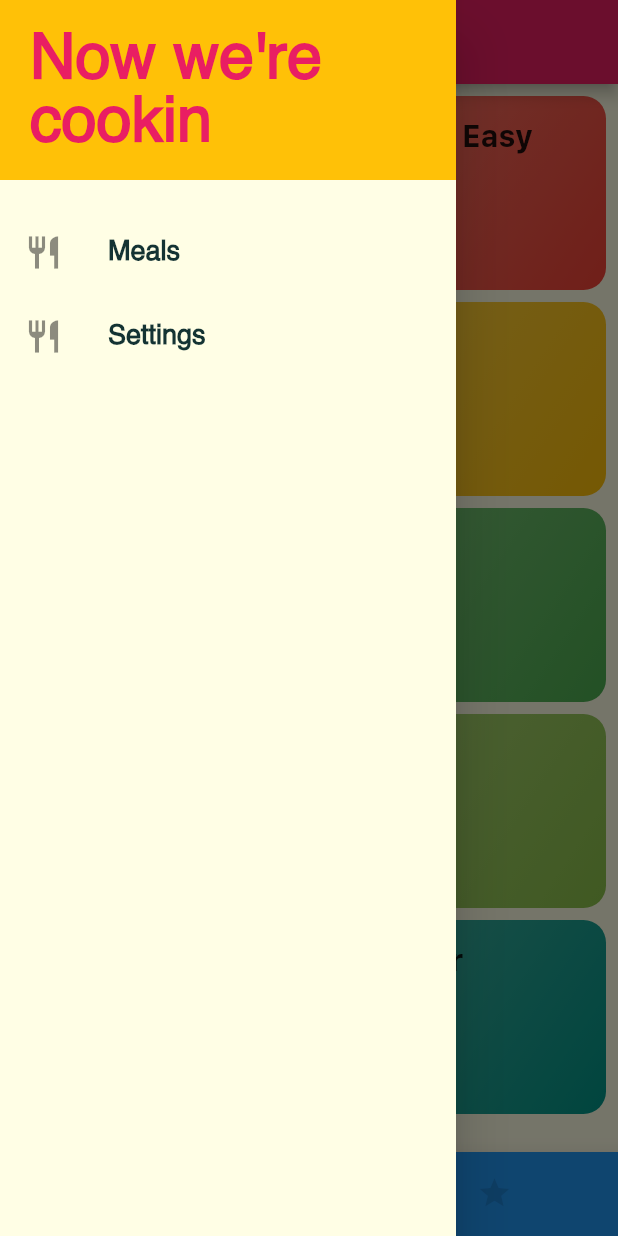
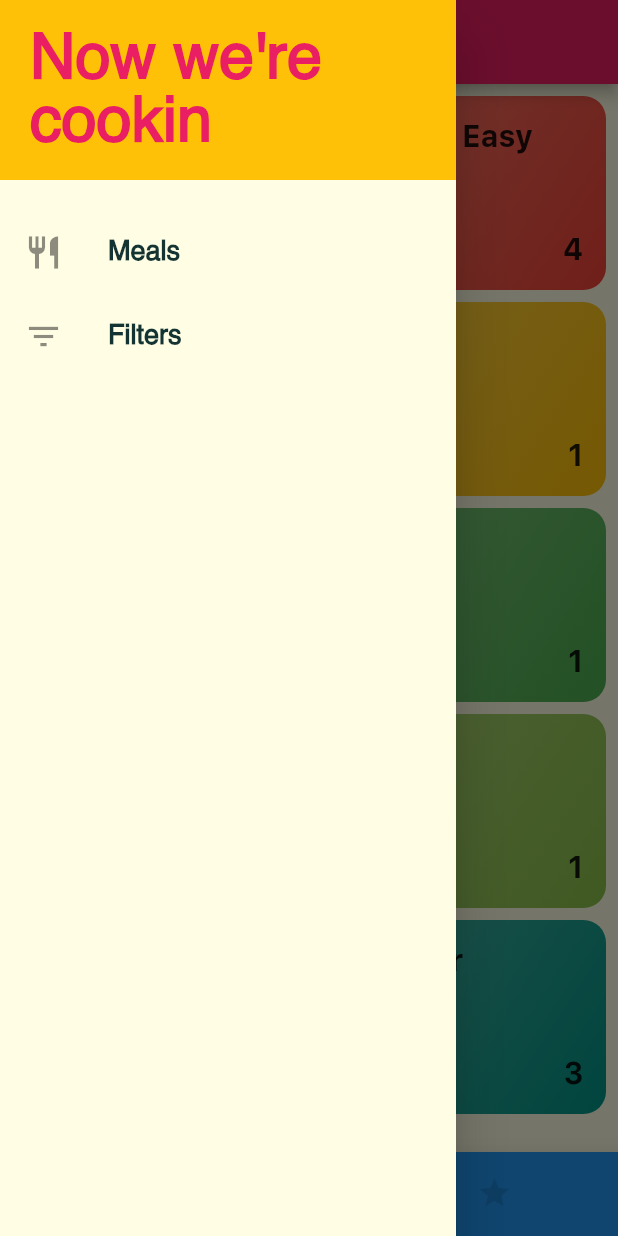
Before and after one commit to gusalvesflutterprojects/meals_app, a Flutter app: the screen it shows after launch, with the side drawer open, on a phone screen of 412 x 824 dp. Run offline on Flutter 3.47's test engine with Material 2 defaults, Android fonts, the phone set to English and light mode, and no system bars; project files that could hold a hidden picture were left out.

Commit message:
finished app

```diff
--- a/lib/main.dart
+++ b/lib/main.dart
@@ -3,8 +3,6 @@ import 'package:flutter/material.dart';
 import './screens/tabs_screen.dart';
 import './screens/category_meals_screen.dart';
 import './screens/meal_detail_screen.dart';
-// import './screens/categories_screen.dart';
-// import './screens/favorite_meals_screen.dart';
 
 void main() => runApp(MyApp());
 
@@ -36,8 +34,6 @@ class MyApp extends StatelessWidget {
         '/': (ctx) => TabsScreen(),
         CategoryMealsScreen.routeName: (ctx) => CategoryMealsScreen(),
         MealDetailScreen.routeName: (ctx) => MealDetailScreen(),
-        // CategoriesScreen().routeName : (ctx) => CategoriesScreen(),
-        // FavoriteMealsScreen.routeName: (ctx) => FavoriteMealsScreen(),
       },
     );
   }
--- a/lib/models/meal.dart
+++ b/lib/models/meal.dart
@@ -37,9 +37,9 @@ class Meal {
     @required this.duration,
     @required this.complexity,
     @required this.affordability,
-    this.isGlutenFree = false,
-    this.isLactoseFree = false,
-    this.isVegan = false,
-    this.isVegetarian = false,
+    @required this.isGlutenFree,
+    @required this.isLactoseFree,
+    @required this.isVegan,
+    @required this.isVegetarian,
   });
 }
--- a/lib/screens/categories_screen.dart
+++ b/lib/screens/categories_screen.dart
@@ -3,13 +3,16 @@ import 'package:flutter/material.dart';
 import '../dummy-data.dart';
 import '../widgets/category_item.dart';
 
+import '../models/meal.dart';
+
 class CategoriesScreen extends StatefulWidget {
   final String routeName = '/categories';
-  final Function addFavorite;
-  final Function removeFavorite;
-  final Function checkFavorite;
+  final Function toggleFavorite;
+  final Function isMealFavorite;
+  final Map<String, bool> filters;
 
-  CategoriesScreen(this.addFavorite, this.removeFavorite, this.checkFavorite);
+  CategoriesScreen(
+      this.toggleFavorite, this.isMealFavorite, this.filters);
 
   @override
   _CategoriesScreenState createState() => _CategoriesScreenState();
@@ -18,6 +21,21 @@ class CategoriesScreen extends StatefulWidget {
 class _CategoriesScreenState extends State<CategoriesScreen> {
   @override
   Widget build(BuildContext context) {
+    List<Meal> _categoryMeals(String catId) => DUMMY_MEALS
+        .where(
+          (meal) =>
+              meal.categories.contains(catId) &&
+              ((meal.isGlutenFree && widget.filters['isGlutenFree']) ||
+                  !widget.filters['isGlutenFree']) &&
+              ((meal.isLactoseFree && widget.filters['isLactoseFree']) ||
+                  !widget.filters['isLactoseFree']) &&
+              ((meal.isVegan && widget.filters['isVegan']) ||
+                  !widget.filters['isVegan']) &&
+              ((meal.isVegetarian && widget.filters['isVegetarian']) ||
+                  !widget.filters['isVegetarian']),
+        )
+        .toList();
+
     return Scaffold(
       body: SafeArea(
         top: false,
@@ -26,12 +44,12 @@ class _CategoriesScreenState extends State<CategoriesScreen> {
           children: DUMMY_CATEGORIES
               .map(
                 (catData) => CategoryItem(
-                    catData.id,
                   catData.title,
                   catData.color,
-                    widget.addFavorite,
-                    widget.removeFavorite,
-                    widget.checkFavorite,
+                  widget.toggleFavorite,
+                  widget.isMealFavorite,
+                  widget.filters,
+                  _categoryMeals(catData.id),
                 ),
               )
               .toList(),
--- a/lib/screens/tabs_screen.dart
+++ b/lib/screens/tabs_screen.dart
@@ -1,3 +1,6 @@
+import 'dart:convert';
+import 'dart:io';
+
 import 'package:flutter/material.dart';
 
 import './categories_screen.dart';
@@ -12,38 +15,66 @@ class TabsScreen extends StatefulWidget {
 class _TabsScreenState extends State<TabsScreen> {
   int _currentPageIdx = 0;
   List<String> _favorites = ['m2', 'm3', 'm4'];
-
-  void _addFavorite(String mealId) {
-    setState(() => _favorites.add(mealId));
-  }
-
-  void _removeFavorite(String mealId) {
-    setState(
-        () => _favorites.removeWhere((favoriteId) => favoriteId == mealId));
-  }
-
-  bool _checkFavorite(String mealId) => _favorites.contains(mealId);
-
-  void _selectPage(int newPageIdx) =>
-      setState(() => _currentPageIdx = newPageIdx);
+  Map<String, bool> _filters = {
+    'isGlutenFree': false,
+    'isLactoseFree': false,
+    'isVegan': false,
+    'isVegetarian': false,
+  };
 
   @override
   Widget build(BuildContext context) {
+    HttpClient client = new HttpClient();
+    client.badCertificateCallback =
+        ((X509Certificate cert, String host, int port) {
+      final isValidHost = host == "api.my_app";
+      return isValidHost;
+    });
+
+    void _toggleFavorite(String mealId) {
+      int existingIndex =
+          _favorites.indexWhere((favoriteMealId) => favoriteMealId == mealId);
+
+      if (existingIndex >= 0)
+        setState(() => _favorites.removeAt(existingIndex));
+      else
+        setState(() => _favorites.add(mealId));
+    }
+
+    bool _isMealFavorite(String mealId) => _favorites.contains(mealId);
+
+    void _selectPage(int newPageIdx) =>
+        setState(() => _currentPageIdx = newPageIdx);
+
+    void _updateFilters(String filterName) {
+      setState(
+        () => _filters.update(filterName, (_) => !_filters[filterName]),
+      );
+    }
+
     List<Map<String, dynamic>> _pages = [
       {
         'title': 'Categories',
-        'page': CategoriesScreen(_addFavorite, _removeFavorite, _checkFavorite),
+        'page': CategoriesScreen(
+          _toggleFavorite,
+          _isMealFavorite,
+          _filters,
+        ),
       },
       {
         'title': 'Fucking best meals ever',
-        'page': FavoriteMealsScreen(_favorites, _addFavorite, _removeFavorite),
+        'page': FavoriteMealsScreen(
+          _favorites,
+          _toggleFavorite,
+          _isMealFavorite,
+        ),
       },
     ];
 
     return Scaffold(
       body: _pages[_currentPageIdx]['page'],
       appBar: AppBar(title: Text(_pages[_currentPageIdx]['title'])),
-      drawer: MainDrawer(),
+      drawer: MainDrawer(_filters, _updateFilters),
       bottomNavigationBar: BottomNavigationBar(
         elevation: 12,
         type: BottomNavigationBarType.shifting,
--- a/lib/widgets/category_item.dart
+++ b/lib/widgets/category_item.dart
@@ -2,25 +2,34 @@ import 'package:flutter/material.dart';
 
 import '../screens/category_meals_screen.dart';
 
+import '../models/meal.dart';
+
 class CategoryItem extends StatelessWidget {
-  final String id;
   final String title;
   final Color color;
-  final Function addFavorite;
-  final Function removeFavorite;
-  final Function checkFavorite;
+  final Function toggleFavorite;
+  final Function isMealFavorite;
+  final Map<String, bool> filters;
+  final List<Meal> categoryMeals;
 
-  CategoryItem(this.id, this.title, this.color, this.addFavorite, this.removeFavorite, this.checkFavorite);
+  CategoryItem(
+    this.title,
+    this.color,
+    this.toggleFavorite,
+    this.isMealFavorite,
+    this.filters,
+    this.categoryMeals,
+  );
 
   void selectCategory(BuildContext ctx) {
     Navigator.of(ctx).pushNamed(
       CategoryMealsScreen.routeName,
       arguments: {
-        'id': id,
         'title': title,
-        'addFavorite': addFavorite,
-        'removeFavorite': removeFavorite,
-        'checkFavorite': checkFavorite,
+        'categoryMeals': categoryMeals,
+        'toggleFavorite': toggleFavorite,
+        'isMealFavorite': isMealFavorite,
+        'filters': filters,
       },
     );
   }
@@ -33,10 +42,20 @@ class CategoryItem extends StatelessWidget {
       borderRadius: BorderRadius.circular(15),
       child: Container(
         padding: const EdgeInsets.all(15),
-        child: Text(
-          title,
-          style: Theme.of(context).textTheme.title,
-        ),
+        child: Stack(children: <Widget>[
+          Text(
+            title,
+            style: Theme.of(context).textTheme.title,
+          ),
+          Positioned(
+            child: Text(
+              '${categoryMeals.length}',
+              style: Theme.of(context).textTheme.title,
+            ),
+            bottom: 0,
+            right: 0,
+          ),
+        ]),
         decoration: BoxDecoration(
           gradient: LinearGradient(
             colors: [
--- a/lib/widgets/main_drawer.dart
+++ b/lib/widgets/main_drawer.dart
@@ -1,18 +1,60 @@
 import 'package:flutter/material.dart';
 
-class MainDrawer extends StatelessWidget {
+class MainDrawer extends StatefulWidget {
+  final Map<String, bool> filters;
+  final Function updateFilters;
+
+  MainDrawer(this.filters, this.updateFilters);
+
+  @override
+  _MainDrawerState createState() => _MainDrawerState();
+}
+
+class _MainDrawerState extends State<MainDrawer> {
+  bool _shouldShowFilters = false;
+  String _formatTitle(String title) => RegExp(r"[A-Z]\w+")
+      .firstMatch(title)
+      .group(0)
+      .split(RegExp(r"(?=[A-Z])"))
+      .join(' ');
+
   @override
   Widget build(BuildContext context) {
-    Widget _buildDrawerItem(Icon itemIcon, String itemTitle) => ListTile(
+    List<String> _filterNames = widget.filters.keys.toList();
+    Widget _buildDrawerItem(
+      Icon itemIcon,
+      String itemTitle,
+      Function onTapHandler,
+    ) =>
+        Container(
+          color: itemTitle == 'Filters' && _shouldShowFilters
+              ? Colors.black12
+              : null,
+          child: ListTile(
             leading: itemIcon,
             title: Text(
               itemTitle,
               style: TextStyle(
                 fontFamily: 'Helvetica',
                 fontSize: 18,
-                fontWeight: FontWeight.bold),
+                fontWeight: FontWeight.bold,
+              ),
+            ),
+            onTap: onTapHandler,
           ),
         );
+
+    Widget _buildSingleFilter(String filterName) {
+      return SwitchListTile(
+        title: Text(
+          _formatTitle(filterName),
+          style: TextStyle(fontSize: 16),
+        ),
+        value: widget.filters[filterName],
+        onChanged: (_) => widget.updateFilters(filterName),
+        subtitle: Text('Only include ${_formatTitle(filterName)} meals.'),
+      );
+    }
 
     return Drawer(
       child: Column(
@@ -29,7 +71,8 @@ class MainDrawer extends StatelessWidget {
                 fontFamily: 'Helvetica',
                 fontWeight: FontWeight.w900,
                 color: Theme.of(context).primaryColor,
-                  fontSize: 42),
+                fontSize: 42,
+              ),
             ),
           ),
           SizedBox(
@@ -40,13 +83,27 @@ class MainDrawer extends StatelessWidget {
               Icons.restaurant,
               size: 26,
             ),
-              'Meals'),
+            'Meals',
+            () => Navigator.of(context).pushNamed('/'),
+          ),
           _buildDrawerItem(
             Icon(
-                Icons.restaurant,
+              Icons.filter_list,
               size: 26,
             ),
-              'Settings')
+            'Filters',
+            () => setState(() => _shouldShowFilters = !_shouldShowFilters),
+          ),
+          _shouldShowFilters
+              ? Container(
+                  color: Colors.black12,
+                  child: Column(
+                    children: _filterNames
+                        .map((filterName) => _buildSingleFilter(filterName))
+                        .toList(),
+                  ),
+                )
+              : Container(),
         ],
       ),
     );
```
Also changed, not shown: lib/screens/category_meals_screen.dart (+25 -13 lines), lib/screens/favorite_meals_screen.dart (+12 -12 lines), lib/screens/meal_detail_screen.dart (+10 -23 lines), lib/widgets/empty_list.dart (added, +21 -0 lines), lib/widgets/meal_item.dart (+13 -9 lines), 1 other file. Lines whose indentation alone changed are shown as unchanged.
